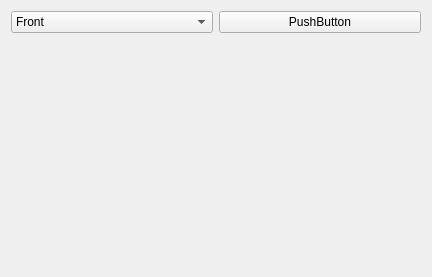
Old version of the form displaymask.ui in the repository DryFrost/PhotogonMDI.
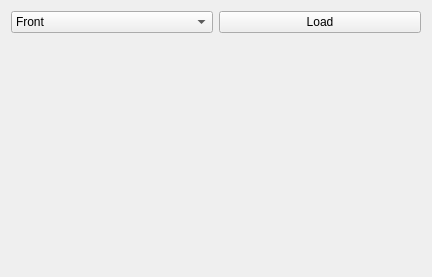
New version of the form.

```diff
--- a/displaymask.ui
+++ b/displaymask.ui
@@ -38,7 +38,7 @@
      <item>
       <widget class="QPushButton" name="pushButton">
        <property name="text">
-        <string>PushButton</string>
+        <string>Load</string>
        </property>
       </widget>
      </item>
```
